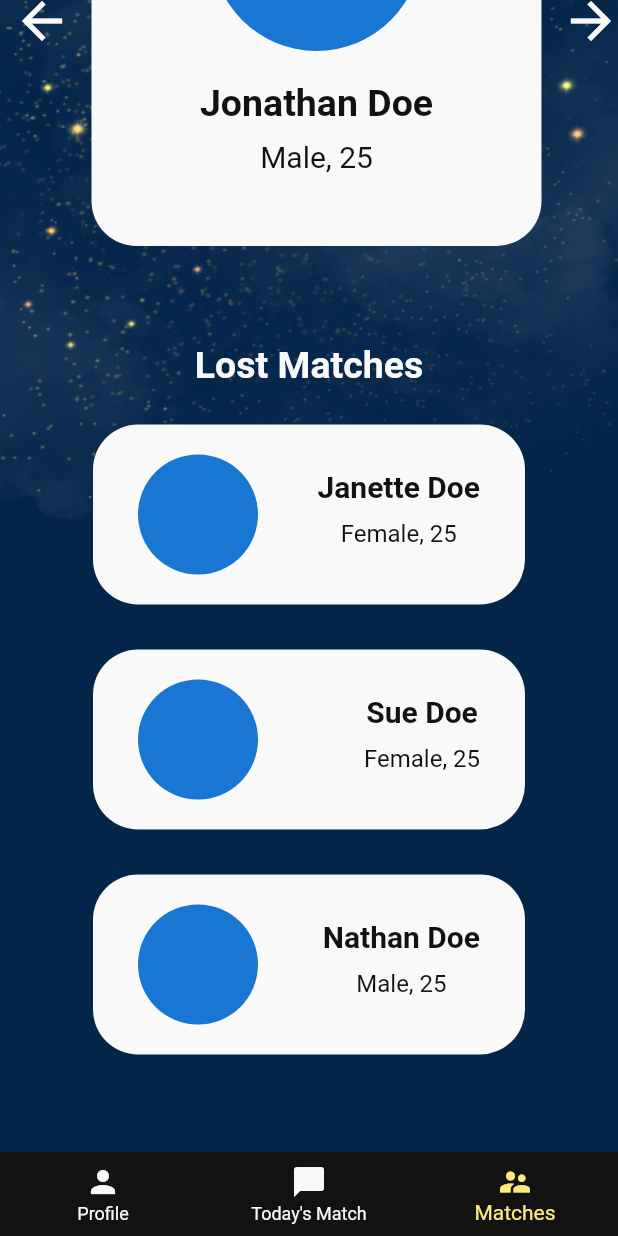
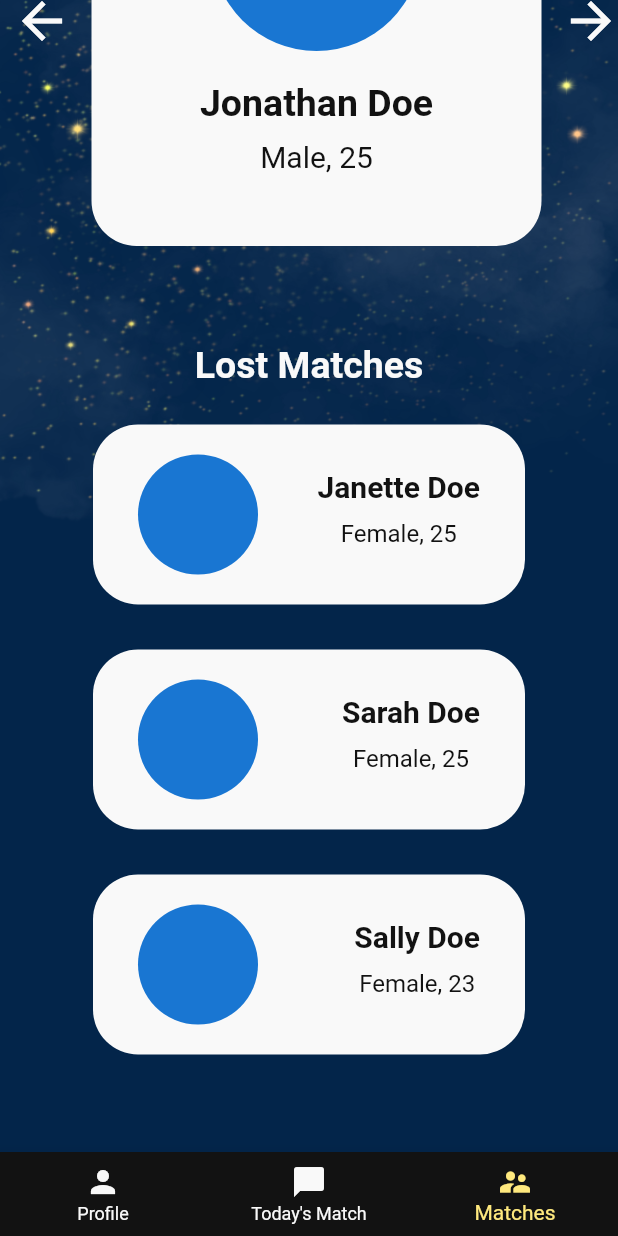
Before and after one commit to errorTeamNameNotFound/HackDFW, a Flutter app: the HomePage screen opened directly, item 3 of the bottom bar chosen, scrolled down 439 dp, on a phone screen of 412 x 824 dp. Run offline on Flutter 3.47's test engine with Material 2 defaults, Android fonts, the phone set to English and light mode, and no system bars; missing offline and left inert: stream_chat_flutter.

Commit message:
changes lost

```diff
--- a/lib/pages/chat/channellistpage.dart
+++ b/lib/pages/chat/channellistpage.dart
@@ -21,7 +21,7 @@ class ChannelListPage extends StatelessWidget {
         child: ChannelListView(
           filter: Filter.and([
             Filter.equal('type', 'messaging'),
-            Filter.in_('members', ['Sue']),
+            Filter.in_('members', ['John']),
           ]),
           sort: const [SortOption('last_message_at')],
           pagination: const PaginationParams(
--- a/lib/pages/pagecontent/homecontent.dart
+++ b/lib/pages/pagecontent/homecontent.dart
@@ -237,7 +237,7 @@ class _MatchesContentState extends State<MatchesContent> {
                         height: 10,
                       ),
                       Text(
-                        "Sue Doe",
+                        "Sarah Doe",
                         style: TextStyle(
                           fontWeight: FontWeight.bold,
                           fontSize: 20,
@@ -289,7 +289,7 @@ class _MatchesContentState extends State<MatchesContent> {
                         height: 10,
                       ),
                       Text(
-                        "Nathan Doe",
+                        "Sally Doe",
                         style: TextStyle(
                           fontWeight: FontWeight.bold,
                           fontSize: 20,
@@ -300,7 +300,7 @@ class _MatchesContentState extends State<MatchesContent> {
                         height: 10,
                       ),
                       Text(
-                        "Male, 25",
+                        "Female, 23",
                         style: TextStyle(
                           fontSize: 16,
                           color: Styles.kGray,
```
